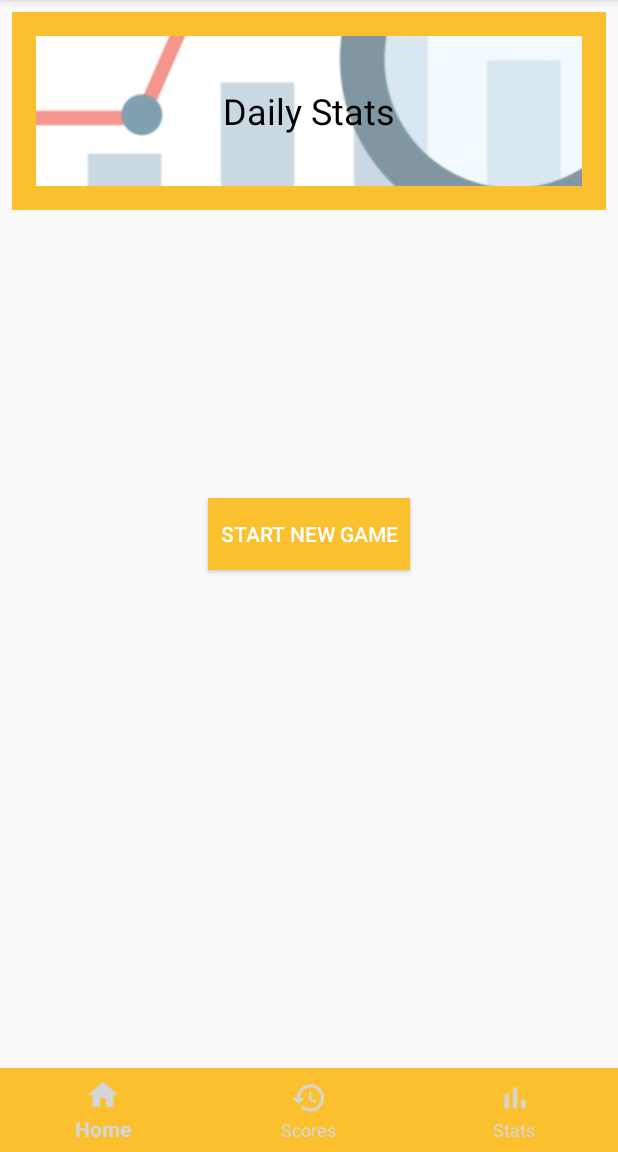
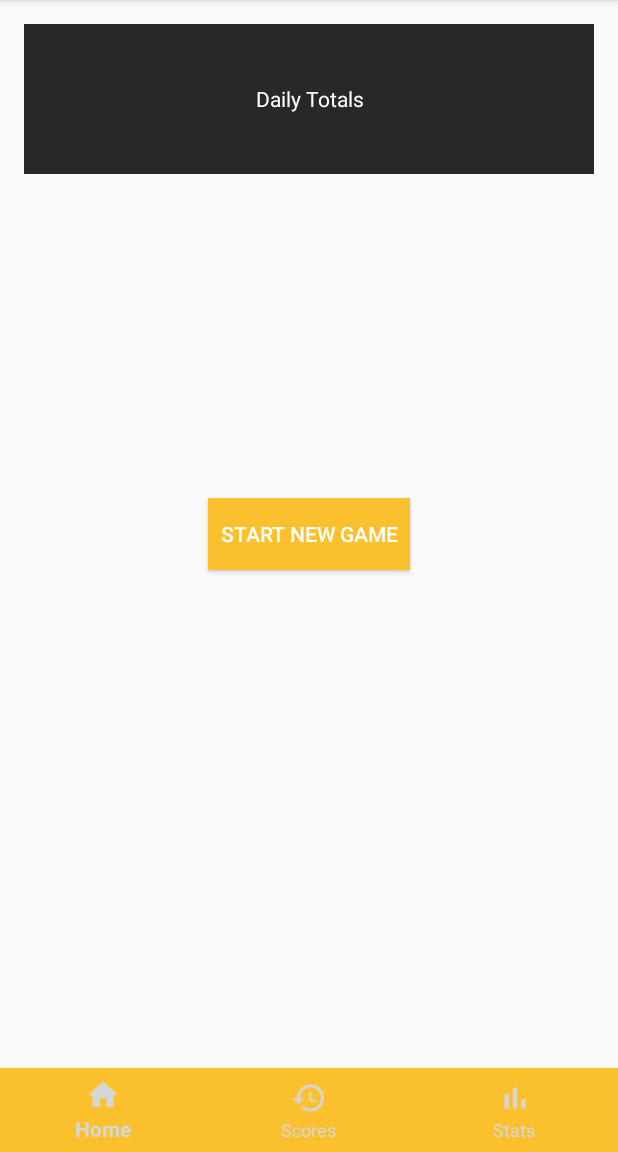
Before and after one commit to CardillSportsCom/CardillSports-Android, an Android app: the fragment GameDayFragment placed in its activity, on a phone screen of 412 x 824 dp, the part 84-1236 px from its top. Run offline under Robolectric (Android 15) with nearby library versions, the phone set to English and light mode, and no system bars; our stand-ins replace Dagger/Hilt's generated code, Firebase (no records; nobody signed in at launch, a user with empty details on screens opened directly), RxJava, Timber; libraries missing offline, so code that uses them is left out: com.firebase.ui, com.jakewharton.rxbinding2; 3 statements that could not run were skipped.

Commit message:
remove drawable

```diff
--- a/app/src/main/res/layout/fragment_game_day.xml
+++ b/app/src/main/res/layout/fragment_game_day.xml
@@ -21,18 +21,19 @@
 
     <RelativeLayout
         android:visibility="visible"
-        android:background="@color/colorPrimary"
-        android:layout_margin="8dp"
-        android:padding="16dp"
+        android:layout_margin="16dp"
         android:id="@+id/daily_stats"
         android:layout_width="wrap_content"
         android:layout_height="wrap_content">
 
-        <ImageButton
+        <Button
             android:id="@+id/daily_stats_image"
             android:tint="@color/whiteTransparent"
-            android:src="@drawable/recap"
             android:scaleType="center"
+            android:text="@string/daily_totals"
+            android:textAppearance="@style/Base.TextAppearance.AppCompat.Body1"
+            android:textColor="@color/white"
+            android:background="#282828"
             android:layout_width="match_parent"
             android:layout_height="100dp" />
         <TextView
@@ -40,7 +41,7 @@
             android:gravity="center"
             android:textColor="#000000"
             android:textAppearance="@style/Base.TextAppearance.AppCompat.Headline"
-            android:text="@string/daily_stats"
+            android:text="@string/daily_totals"
             android:layout_width="match_parent"
             android:layout_height="100dp" />
     </RelativeLayout>
--- a/app/src/main/res/values/strings.xml
+++ b/app/src/main/res/values/strings.xml
@@ -6,5 +6,5 @@
     <string name="three_point_made">Three Point Made</string>
     <string name="two_point_made">Two Point Made</string>
     <string name="start_new_game">Start New Game</string>
-    <string name="daily_stats">Daily Stats</string>
+    <string name="daily_totals">Daily Totals</string>
 </resources>
```
